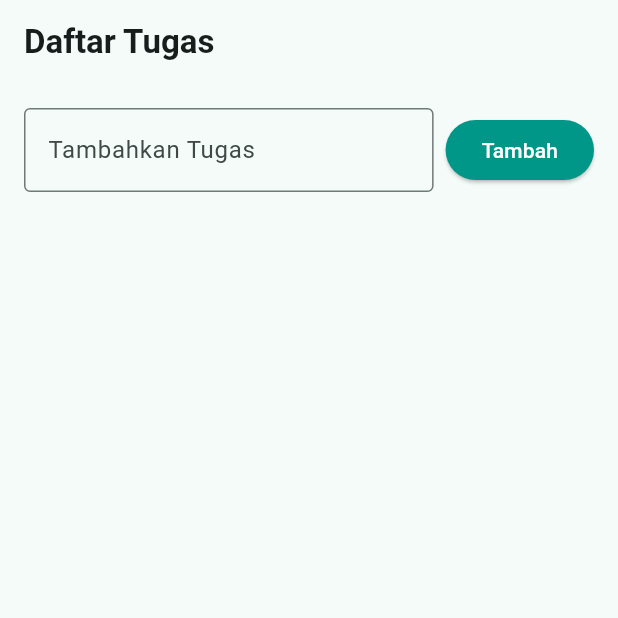
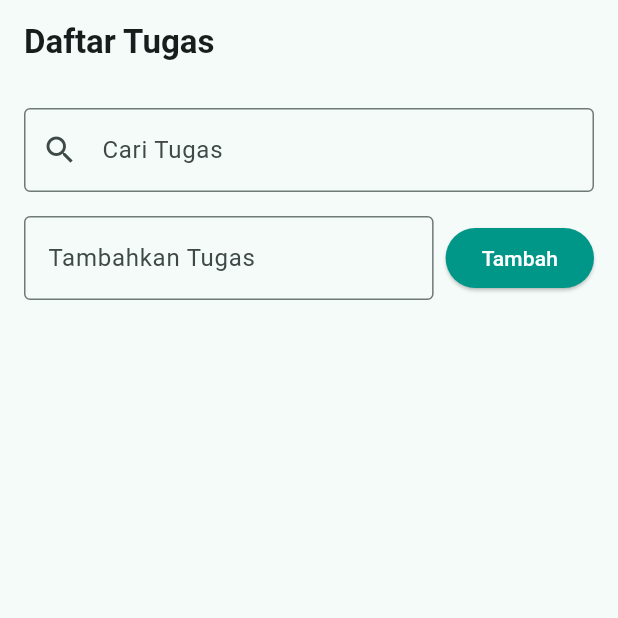
Before and after one commit to Panji-git/Todo-list-app, a Flutter app: the screen it shows after launch, on a phone screen of 412 x 824 dp, the top half of it. Run offline on Flutter 3.47's test engine with Material 3 defaults, Android fonts, the phone set to English and light mode, and no system bars; our stand-ins replace shared_preferences.

Commit message:
tambar search bar

```diff
--- a/lib/main.dart
+++ b/lib/main.dart
@@ -23,9 +23,7 @@ class TodoListApp extends StatelessWidget {
             fontWeight: FontWeight.bold,
             color: Colors.teal,
           ),
-          bodyMedium: TextStyle(
-            fontSize: 18,
-          ),
+          bodyMedium: TextStyle(fontSize: 18),
         ),
         elevatedButtonTheme: ElevatedButtonThemeData(
           style: ButtonStyle(
@@ -39,7 +37,6 @@ class TodoListApp extends StatelessWidget {
   }
 }
 
-
 class TodoHomePage extends StatefulWidget {
   const TodoHomePage({super.key});
 
@@ -49,20 +46,84 @@ class TodoHomePage extends StatefulWidget {
 
 class _TodoHomePageState extends State<TodoHomePage> {
   final List<String> _todos = [];
+  final List<String> _filteredTodos = [];
   final TextEditingController _controller = TextEditingController();
+  final TextEditingController _searchController =
+      TextEditingController();
+
+  @override
+  Widget build(BuildContext context) {
+    return Scaffold(
+      appBar: AppBar(title: const Text('Daftar Tugas')),
+      body: Padding(
+        padding: const EdgeInsets.all(16.0),
+        child: Column(
+          children: [
+            TextField(
+              controller: _searchController,
+              decoration: const InputDecoration(
+                labelText: 'Cari Tugas',
+                prefixIcon: Icon(Icons.search),
+                border: OutlineInputBorder(),
+              ),
+            ),
+            const SizedBox(height: 16),
+            Row(
+              children: [
+                Expanded(
+                  child: TextField(
+                    controller: _controller,
+                    decoration: const InputDecoration(
+                      labelText: 'Tambahkan Tugas',
+                      border: OutlineInputBorder(),
+                    ),
+                  ),
+                ),
+                const SizedBox(width: 8),
+                ElevatedButton(
+                  onPressed: _addTodo,
+                  child: const Text('Tambah'),
+                ),
+              ],
+            ),
+            const SizedBox(height: 16),
+            Expanded(
+              child: ListView.builder(
+                itemCount: _filteredTodos.length,
+                itemBuilder: (context, index) {
+                  return Card(
+                    child: ListTile(
+                      title: Text(_filteredTodos[index]),
+                      trailing: IconButton(
+                        icon: const Icon(Icons.delete),
+                        onPressed: () => _removeTodo(index),
+                      ),
+                    ),
+                  );
+                },
+              ),
+            ),
+          ],
+        ),
+      ),
+    );
+  }
 
   @override
   void initState() {
     super.initState();
     _loadTodos();
+    _searchController.addListener(_filterTodos);
   }
 
   Future<void> _loadTodos() async {
     final prefs = await SharedPreferences.getInstance();
     final String? todosString = prefs.getString('todos');
     if (todosString != null) {
+      final todosList = List<String>.from(jsonDecode(todosString));
       setState(() {
-        _todos.addAll(List<String>.from(jsonDecode(todosString)));
+        _todos.addAll(todosList);
+        _filteredTodos.addAll(todosList);
       });
     }
   }
@@ -80,64 +141,38 @@ class _TodoHomePageState extends State<TodoHomePage> {
         _controller.clear();
       });
       _saveTodos();
+      _filterTodos();
     }
   }
 
   void _removeTodo(int index) {
+    final todoToRemove = _filteredTodos[index];
     setState(() {
-      _todos.removeAt(index);
+      _todos.remove(todoToRemove);
     });
     _saveTodos();
+    _filterTodos();
+  }
+
+  void _filterTodos() {
+    final query = _searchController.text.toLowerCase();
+    setState(() {
+      if (query.isEmpty) {
+        _filteredTodos
+          ..clear()
+          ..addAll(_todos);
+      } else {
+        _filteredTodos
+          ..clear()
+          ..addAll(_todos.where((todo) => todo.toLowerCase().contains(query)));
+      }
+    });
   }
 
   @override
-  Widget build(BuildContext context) {
-    return Scaffold(
-      appBar: AppBar(
-        title: const Text('Daftar Tugas'),
-      ),
-      body: Padding(
-        padding: const EdgeInsets.all(16.0),
-        child: Column(
-          children: [
-            Row(
-              children: [
-                Expanded(
-                  child: TextField(
-                    controller: _controller,
-                    decoration: const InputDecoration(
-                      labelText: 'Tambahkan Tugas',
-                      border: OutlineInputBorder(),
-                    ),
-                  ),
-                ),
-                const SizedBox(width: 8),
-                ElevatedButton(
-                  onPressed: _addTodo,
-                  child: const Text('Tambah'),
-                )
-              ],
-            ),
-            const SizedBox(height: 16),
-            Expanded(
-              child: ListView.builder(
-                itemCount: _todos.length,
-                itemBuilder: (context, index) {
-                  return Card(
-                    child: ListTile(
-                      title: Text(_todos[index]),
-                      trailing: IconButton(
-                        icon: const Icon(Icons.delete),
-                        onPressed: () => _removeTodo(index),
-                      ),
-                    ),
-                  );
-                },
-              ),
-            )
-          ],
-        ),
-      ),
-    );
+  void dispose() {
+    _controller.dispose();
+    _searchController.dispose();
+    super.dispose();
   }
 }
```
